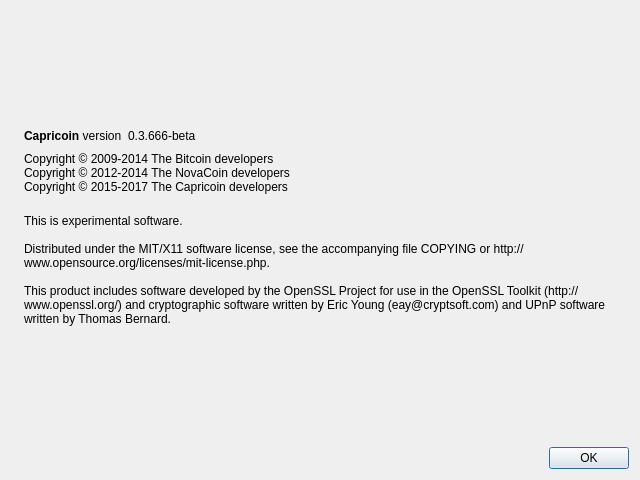
Old version of the form src/qt/forms/aboutdialog.ui in the repository Capricoinofficial/Capricoin.
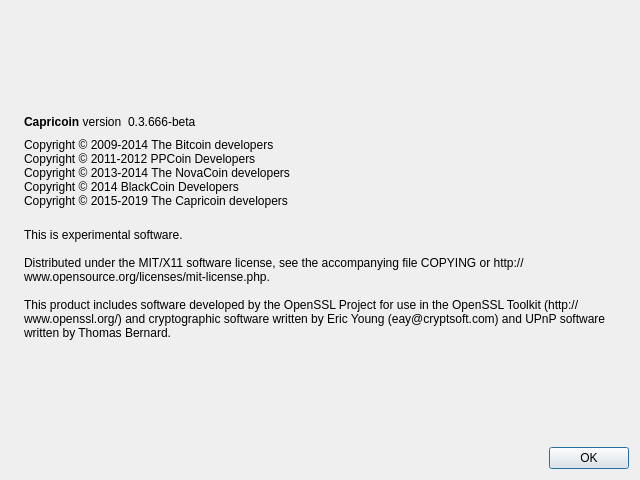
New version of the form. Icons and pictures are not drawn.

Commit message: Update copyrights in the about dialog

Diff of the .ui file:
```diff
--- a/src/qt/forms/aboutdialog.ui
+++ b/src/qt/forms/aboutdialog.ui
@@ -92,8 +92,10 @@
        </property>
        <property name="text">
         <string>Copyright © 2009-2014 The Bitcoin developers
-Copyright © 2012-2014 The NovaCoin developers
-Copyright © 2015-2017 The Capricoin developers</string>
+Copyright © 2011-2012 PPCoin Developers
+Copyright © 2013-2014 The NovaCoin developers
+Copyright © 2014 BlackCoin Developers
+Copyright © 2015-2019 The Capricoin developers</string>
        </property>
        <property name="textInteractionFlags">
         <set>Qt::LinksAccessibleByMouse|Qt::TextSelectableByKeyboard|Qt::TextSelectableByMouse</set>
```
